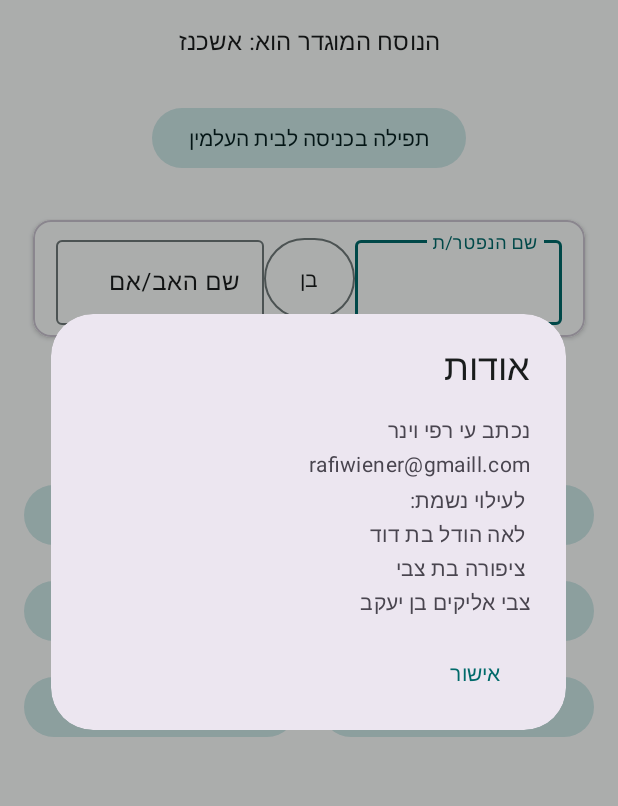
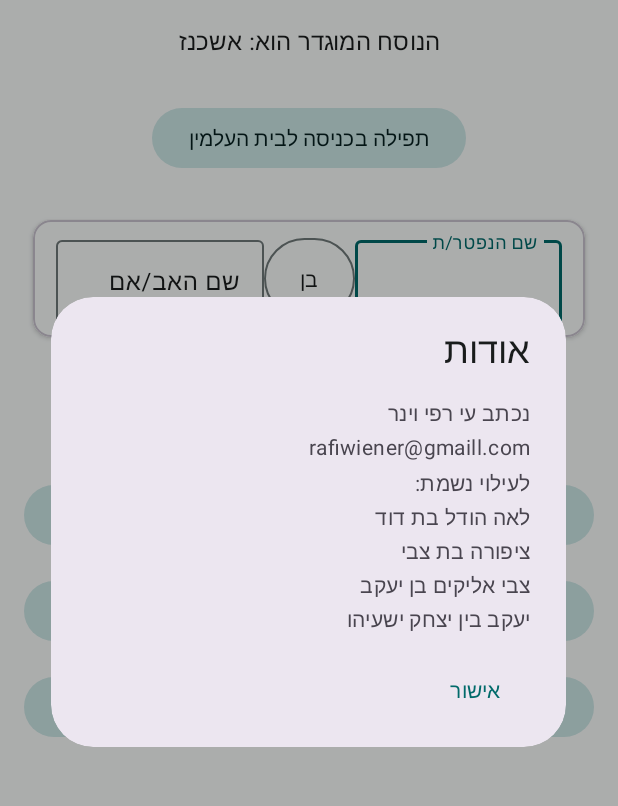
Before and after one commit to rafiw/TehilimLeazkara, an Android app: the screen it shows after launch (TehilimLeazkaraActivity), in the options menu, after a tap on "אודות", on a phone screen of 412 x 824 dp, the part 96-902 px from its top. Run offline under Robolectric (Android 15) with nearby library versions, the phone set to English and light mode, and no system bars.

Commit message:
update credit

```diff
--- a/app/src/main/res/values/strings.xml
+++ b/app/src/main/res/values/strings.xml
@@ -144,7 +144,7 @@
     <string name="writeDethName">שם הנפטר/ת</string>
     <string name="writeParName">שם האב/אם</string>
     <string name="about_title">אודות</string>
-    <string name="credit">נכתב ע&quot;י רפי וינר \nrafiwiener@gmaill.com\n לעילוי נשמת:\n לאה הודל בת דוד\n ציפורה בת צבי\nצבי אליקים בן יעקב</string>
+    <string name="credit">נכתב ע&quot;י רפי וינר \nrafiwiener@gmaill.com\nלעילוי נשמת:\nלאה הודל בת דוד\nציפורה בת צבי\nצבי אליקים בן יעקב\nיעקב בין יצחק ישעיהו</string>
     <string name="enterAshkenaz">בָּרוּךְ אַתָּה יְיָ אֱלֹהֵינוּ מֶלֶךְ הָעוֹלָם, אֲשֶׁר יָצַר אֶתְכֶם בַּדִּין וְזָן וְכִלְכֵּל אֶתְכֶם בַּדִּין, וְהֵמִית אֶתְכֶם בַּדִּין, וְיוֹדֵעַ מִסְפַּר כֻּלְּכֶם בַּדִּין, וְהוּא עָתִיד לְהַחֲיוֹתְכֶם וּלְקַיֵּם אֶתְכֶם בַּדִּין, בָּרוּךְ אַתָּה יְיָ, מְחַיֵּה הַמֵּתִים.(אַתָּה גִבּוֹר לְעוֹלָם אֲדֹנָי מְחַיֵּה מֵתִים אַתָּה רַב לְהוֹשִׁיעַ) מְכַלְכֵּל חַיִּים בְּחֶסֶד. מְחַיֵּה מֵתִים בְּרַחֲמִים רַבִּים. סוֹמֵךְ נוֹפְלִים וְרוֹפֵא חוֹלִים וּמַתִּיר אֲסוּרִים. וּמְקַיֵּם אֱמוּנָתוֹ לִישֵׁנֵי עָפָר. מִי כָמוֹךָ בַּעַל גְּבוּרוֹת וּמִי דוֹמֶה לָךְ. מֶלֶךְ מֵמִית וּמְחַיֶּה וּמַצְמִיחַ יְשׁוּעָה. וְנֶאֱמָן אַתָּה לְהַחֲיוֹת מֵתִים.</string>
     <string name="enterSfardi">בָּרוּךְ אַתָּה יְיָ אֱלֹהֵינוּ מֶלֶךְ הָעוֹלָם, אֲשֶׁר יָצַר אֶתְכֶם בַּדִּין וְזָן אֶתְכֶם בַּדִּין וְכִלְכֵּל אֶתְכֶם בַּדִּין וְהֶחֱיָה אֶתְכֶם בַּדִּין וְאָסַף אֶתְכֶם בַּדִּין, וְיוֹדֵעַ מִסְפַּר כֻּלְּכֶם, וְעָתִיד לְהַחֲיוֹתְכֶם בַּדִּין לְחַיֵּי הָעוֹלָם הַבָּא,בָּרוּךְ אַתָּה יְיָ, מְחַיֵּה הַמֵּתִים. (אַתָּה גִבּוֹר לְעוֹלָם אֲדֹנָי מְחַיֵּה מֵתִים אַתָּה רַב לְהוֹשִׁיעַ) מְכַלְכֵּל חַיִּים בְּחֶסֶד. מְחַיֵּה מֵתִים בְּרַחֲמִים רַבִּים. סוֹמֵךְ נוֹפְלִים וְרוֹפֵא חוֹלִים וּמַתִּיר אֲסוּרִים. וּמְקַיֵּם אֱמוּנָתוֹ לִישֵׁנֵי עָפָר. מִי כָמוֹךָ בַּעַל גְּבוּרוֹת וּמִי דוֹמֶה לָךְ. מֶלֶךְ מֵמִית וּמְחַיֶּה וּמַצְמִיחַ יְשׁוּעָה. וְנֶאֱמָן אַתָּה לְהַחֲיוֹת מֵתִים.</string>
     <string name="EntranceButtonText">תפילה בכניסה לבית העלמין</string>
```
